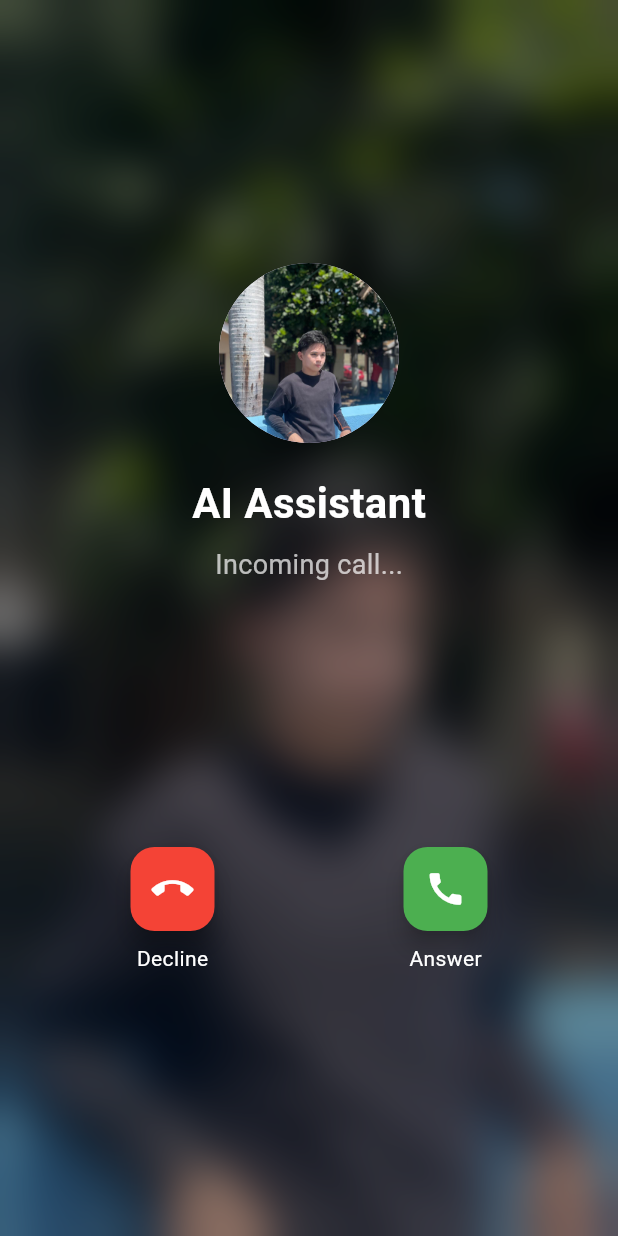
After one commit to Reynard-sys/Safe-City, a Flutter app: the FakeCallPage screen opened directly, on a phone screen of 412 x 824 dp. The commit adds this screen. Run offline on Flutter 3.47's test engine with Material 3 defaults, Android fonts, the phone set to English and light mode, and no system bars; our stand-ins replace audioplayers, flutter_markdown, flutter_tts, google_generative_ai, google_maps_flutter, location.

Commit message:
finished prototype fake call page

```diff
--- /dev/null
+++ b/lib/fake_call_page.dart
@@ -0,0 +1,164 @@
+import 'dart:ui';
+import 'package:flutter/material.dart';
+import 'package:flutter_tts/flutter_tts.dart';
+import 'package:audioplayers/audioplayers.dart';
+
+class FakeCallPage extends StatefulWidget {
+  const FakeCallPage({super.key});
+
+  @override
+  State<FakeCallPage> createState() => _FakeCallPageState();
+}
+
+class _FakeCallPageState extends State<FakeCallPage> {
+  final FlutterTts _flutterTts = FlutterTts();
+  final AudioPlayer _audioPlayer = AudioPlayer();
+  bool _callAnswered = false;
+
+  @override
+  void initState() {
+    super.initState();
+    _initTts();
+    _playRingtone();
+  }
+
+  Future<void> _initTts() async {
+    await _flutterTts.setLanguage("en-US");
+    await _flutterTts.setSpeechRate(0.5);
+    await _flutterTts.setVolume(1.0);
+    await _flutterTts.setPitch(1.0);
+    await _flutterTts.awaitSpeakCompletion(true);
+  }
+
+  Future<void> _playRingtone() async {
+    await _audioPlayer.setReleaseMode(ReleaseMode.loop);
+    await _audioPlayer.play(AssetSource('ringtone.mp3'));
+  }
+
+  Future<void> _stopRingtone() async {
+    await _audioPlayer.stop();
+  }
+
+  Future<void> _speakFakeVoice() async {
+    await _flutterTts.speak("Hey! Just calling to check on you. Are you okay?");
+  }
+
+  void _answerCall() {
+    setState(() => _callAnswered = true);
+    _stopRingtone();
+    _speakFakeVoice();
+  }
+
+  void _endCall() {
+    _flutterTts.stop();
+    Navigator.pop(context);
+  }
+
+  void _declineCall() {
+    _stopRingtone();
+    Navigator.pop(context);
+  }
+
+  @override
+  void dispose() {
+    _stopRingtone();
+    _audioPlayer.dispose();
+    _flutterTts.stop();
+    super.dispose();
+  }
+
+  @override
+  Widget build(BuildContext context) {
+    return Scaffold(
+      body: Stack(
+        fit: StackFit.expand,
+        children: [
+          Image.asset('assets/avatar.png', fit: BoxFit.cover),
+          BackdropFilter(
+            filter: ImageFilter.blur(sigmaX: 15, sigmaY: 15),
+            child: Container(color: Colors.black.withOpacity(0.4)),
+          ),
+          Column(
+            mainAxisAlignment: MainAxisAlignment.spaceEvenly,
+            children: [
+              const Spacer(),
+              const CircleAvatar(
+                radius: 60,
+                backgroundImage: AssetImage('assets/avatar.png'),
+              ),
+              const SizedBox(height: 20),
+              const Text(
+                "AI Assistant",
+                style: TextStyle(color: Colors.white, fontSize: 28, fontWeight: FontWeight.w600),
+              ),
+              const SizedBox(height: 8),
+              Text(
+                _callAnswered ? "Call in progress..." : "Incoming call...",
+                style: const TextStyle(color: Colors.white70, fontSize: 18),
+              ),
+              const Spacer(),
+
+              Padding(
+                padding: const EdgeInsets.symmetric(horizontal: 24.0),
+                child: _callAnswered
+                    ? _buildEndCallButton()
+                    : Row(
+                  mainAxisAlignment: MainAxisAlignment.spaceAround,
+                  children: [
+                    _buildActionButton(
+                      icon: Icons.call_end,
+                      color: Colors.red,
+                      label: "Decline",
+                      onTap: _declineCall,
+                    ),
+                    _buildActionButton(
+                      icon: Icons.call,
+                      color: Colors.green,
+                      label: "Answer",
+                      onTap: _answerCall,
+                    ),
+                  ],
+                ),
+              ),
+
+              const Spacer(),
+            ],
+          ),
+        ],
+      ),
+    );
+  }
+
+  Widget _buildEndCallButton() {
+    return Column(
+      children: [
+        FloatingActionButton(
+          onPressed: _endCall,
+          backgroundColor: Colors.red,
+          child: const Icon(Icons.call_end, size: 28, color: Colors.white),
+        ),
+        const SizedBox(height: 8),
+        const Text("End Call", style: TextStyle(color: Colors.white)),
+      ],
+    );
+  }
+
+  Widget _buildActionButton({
+    required IconData icon,
+    required Color color,
+    required String label,
+    required VoidCallback onTap,
+  }) {
+    return Column(
+      children: [
+        FloatingActionButton(
+          onPressed: onTap,
+          backgroundColor: color,
+          child: Icon(icon, size: 28, color: Colors.white),
+        ),
+        const SizedBox(height: 8),
+        Text(label, style: const TextStyle(color: Colors.white)),
+      ],
+    );
+  }
+}
--- a/pubspec.yaml
+++ b/pubspec.yaml
@@ -30,6 +30,8 @@ environment:
 dependencies:
   flutter:
     sdk: flutter
+  flutter_tts: ^4.0.2
+  audioplayers: ^5.2.1
 
   # The following adds the Cupertino Icons font to your application.
   # Use with the CupertinoIcons class for iOS style icons.
@@ -68,6 +70,7 @@ flutter:
       - assets/
   #   - images/a_dot_ham.jpeg
 
+
   # An image asset can refer to one or more resolution-specific "variants", see
   # https://flutter.dev/to/resolution-aware-images
 
```
Also changed, not shown: lib/main.dart (+7 -1 lines), assets/avatar.png (added), pubspec.lock, 7 other files.
